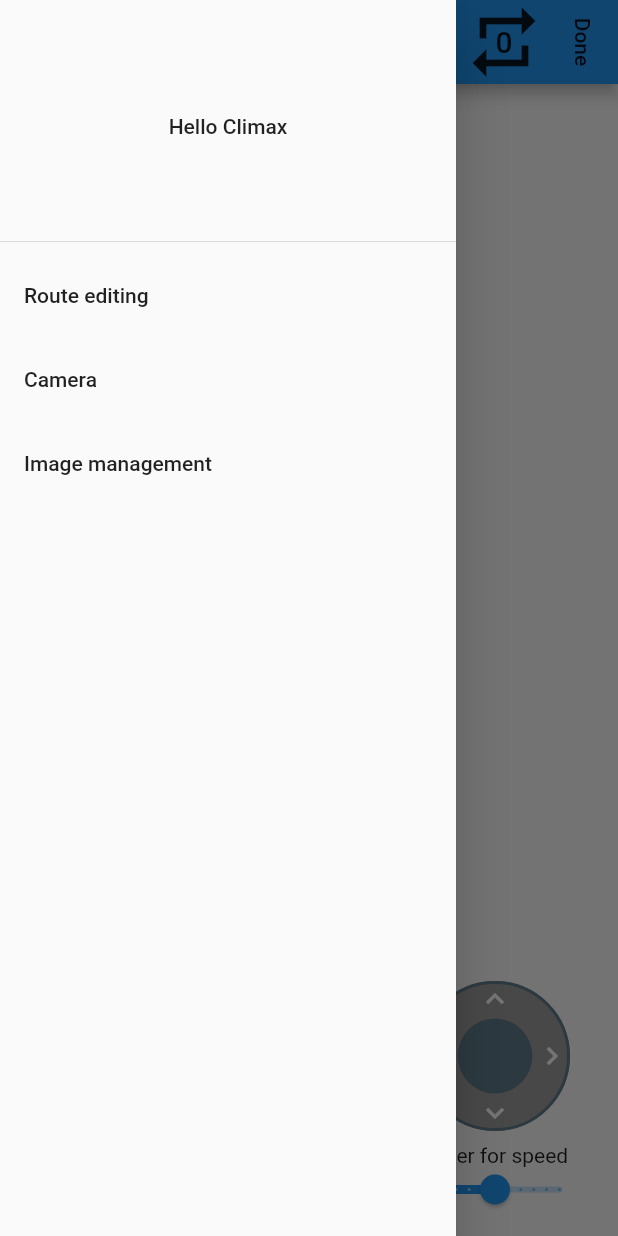
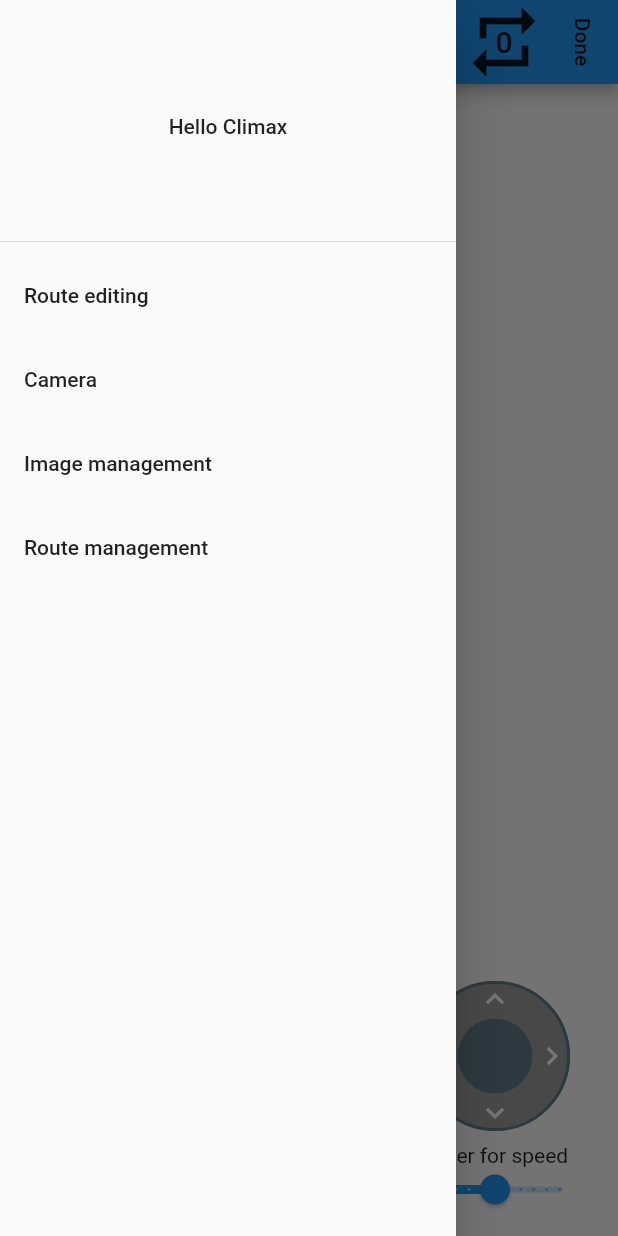
Before and after one commit to lectary/ClimbingAlien, a Flutter app: the screen it shows after launch, with the side drawer open, on a phone screen of 412 x 824 dp. Run offline on Flutter 3.47's test engine with Material 2 defaults, Android fonts, the phone set to English and light mode, and no system bars; our stand-ins replace camera, fluttertoast.

Commit message:
Add fluttertoast dependency and drawer navigation placeholders

```diff
--- a/lib/views/drawer/app_drawer.dart
+++ b/lib/views/drawer/app_drawer.dart
@@ -1,6 +1,7 @@
 import 'package:climbing_alien/views/camera/camera_screen.dart';
 import 'package:climbing_alien/views/home_screen.dart';
 import 'package:flutter/material.dart';
+import 'package:fluttertoast/fluttertoast.dart';
 
 class AppDrawer extends StatelessWidget {
   @override
@@ -25,7 +26,8 @@ class AppDrawer extends StatelessWidget {
                       Navigator.pop(context);
                       return Navigator.pushNamed(context, CameraScreen.routeName);
                     }),
-                ListTile(title: Text("Image management"), onTap: () => {}),
+                ListTile(title: Text("Image management"), onTap: () => Fluttertoast.showToast(msg: "Coming soon!")),
+                ListTile(title: Text("Route management"), onTap: () => Fluttertoast.showToast(msg: "Coming soon!")),
               ],
             ),
           )
--- a/pubspec.yaml
+++ b/pubspec.yaml
@@ -27,6 +27,7 @@ dependencies:
   provider:
   path:
   path_provider:
+  fluttertoast: ^7.1.6
 
 
   # The following adds the Cupertino Icons font to your application.
```
Also changed, not shown: pubspec.lock.
